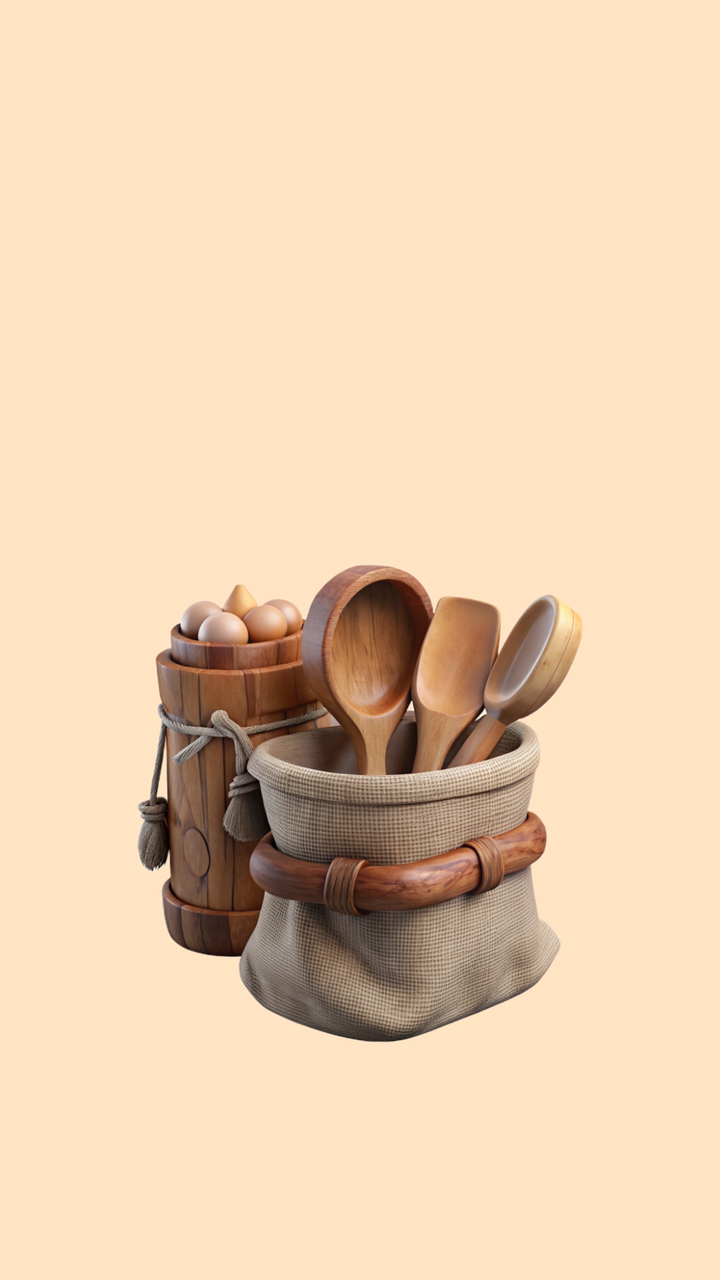
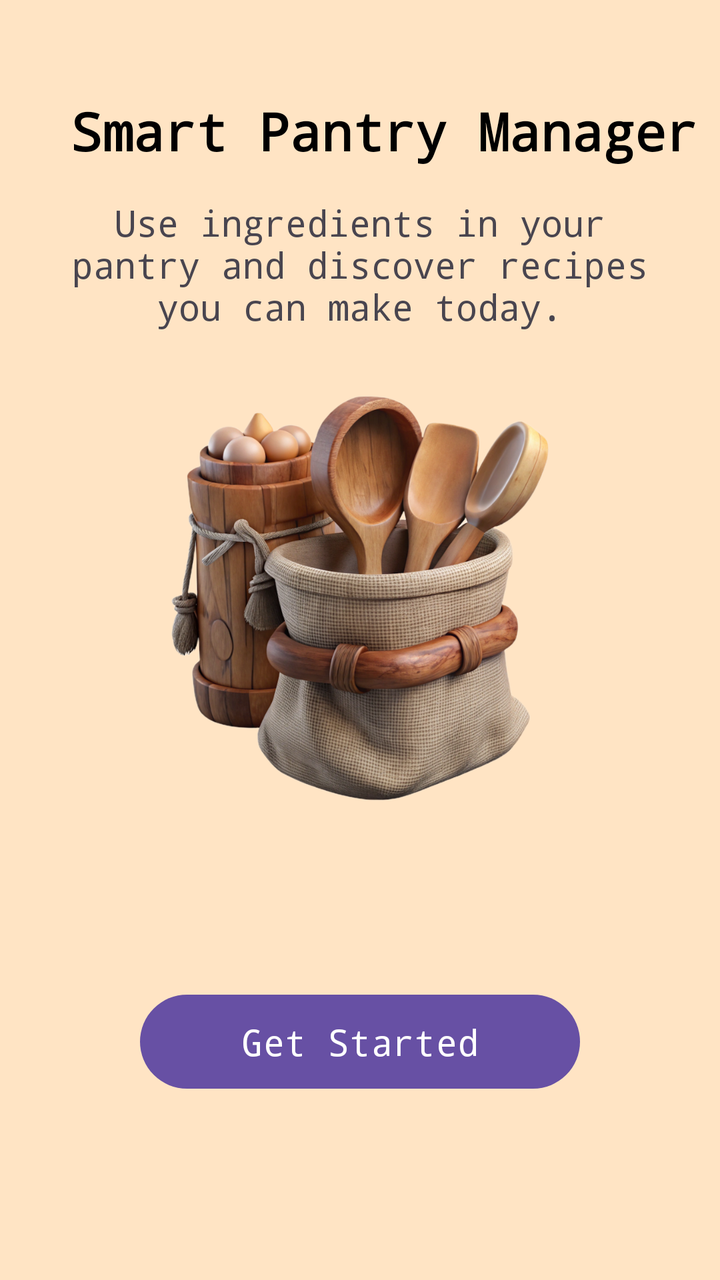

The first picture is an Android layout as it rendered before a commit; the second is the same layout after the commit. The layout source and the unified diff follow.
<!-- AndroidManifest.xml: application theme Theme.SmartPantryManager -->
<!-- res/layout/activity_main.xml -->
<?xml version="1.0" encoding="utf-8"?>
<androidx.constraintlayout.widget.ConstraintLayout xmlns:android="http://schemas.android.com/apk/res/android"
    xmlns:app="http://schemas.android.com/apk/res-auto"
    xmlns:tools="http://schemas.android.com/tools"
    android:id="@+id/main"
    android:layout_width="match_parent"
    android:layout_height="match_parent"
    android:background="@color/Bisque"
    tools:context=".MainActivity">

    <TextView
        android:id="@+id/smart_pantry_manager"
        android:layout_width="wrap_content"
        android:layout_height="wrap_content"
        android:layout_marginStart="100dp"
        android:layout_marginTop="74dp"
        android:layout_marginEnd="99dp"
        android:layout_marginBottom="762dp"
        android:fontFamily="monospace"
        android:text="Smart Pantry Manager"
        android:textAlignment="center"
        android:textColor="@color/Black"
        android:textSize="28sp"
        android:textStyle="bold"
        app:layout_constraintBottom_toBottomOf="parent"
        app:layout_constraintEnd_toEndOf="parent"
        app:layout_constraintStart_toStartOf="parent"
        app:layout_constraintTop_toTopOf="parent" />

    <Button
        android:id="@+id/get_started"
        android:layout_width="200dp"
        android:layout_height="55dp"
        android:layout_marginStart="175dp"
        android:layout_marginTop="694dp"
        android:layout_marginEnd="159dp"
        android:layout_marginBottom="125dp"
        android:fontFamily="monospace"
        android:text="Get Started"
        android:textAlignment="center"
        android:textSize="20sp"
        app:layout_constraintBottom_toBottomOf="parent"
        app:layout_constraintEnd_toEndOf="parent"
        app:layout_constraintStart_toStartOf="parent"
        app:layout_constraintTop_toTopOf="parent" />

    <ImageView
        android:id="@+id/pantryImage"
        android:layout_width="260dp"
        android:layout_height="350dp"
        android:layout_marginStart="137dp"
        android:layout_marginTop="344dp"
        android:layout_marginEnd="137dp"
        android:layout_marginBottom="180dp"
        android:scaleType="fitCenter"
        android:src="@drawable/woodenutensils_resized"
        app:layout_constraintBottom_toBottomOf="parent"
        app:layout_constraintEnd_toEndOf="parent"
        app:layout_constraintStart_toStartOf="parent"
        app:layout_constraintTop_toTopOf="parent" />

    <EditText
        android:id="@+id/editTextTextMultiLine"
        android:layout_width="350dp"
        android:layout_height="150dp"
        android:layout_marginStart="92dp"
        android:layout_marginTop="144dp"
        android:layout_marginEnd="92dp"
        android:layout_marginBottom="580dp"
        android:ems="10"
        android:fontFamily="monospace"
        android:gravity="start|top"
        android:inputType="textMultiLine"
        android:text="Use ingredients in your pantry and discover recipes you can make today."
        android:textSize="24sp"
        app:layout_constraintBottom_toBottomOf="parent"
        app:layout_constraintEnd_toEndOf="parent"
        app:layout_constraintStart_toStartOf="parent"
        app:layout_constraintTop_toTopOf="parent" />


</androidx.constraintlayout.widget.ConstraintLayout>
<!-- resources referenced by this layout -->
<resources>
  <color name="Bisque">#FFE4C4</color>
  <color name="Black">#000000</color>
  <!-- drawable woodenutensils_resized: png bitmap (drawable, 871823 bytes) -->
  <style name="Theme.SmartPantryManager" parent="Base.Theme.SmartPantryManager" />
  <style name="Base.Theme.SmartPantryManager" parent="Theme.Material3.DayNight.NoActionBar">
          
          
      </style>
</resources>

<!-- the commit's change to res/layout/activity_main.xml (unified diff, before → after) -->
@@ -9,74 +9,61 @@
     tools:context=".MainActivity">
 
     <TextView
-        android:id="@+id/smart_pantry_manager"
+        android:id="@+id/appTitle"
         android:layout_width="wrap_content"
         android:layout_height="wrap_content"
-        android:layout_marginStart="100dp"
-        android:layout_marginTop="74dp"
-        android:layout_marginEnd="99dp"
-        android:layout_marginBottom="762dp"
+        android:layout_marginStart="24dp"
+        android:layout_marginTop="48dp"
         android:fontFamily="monospace"
         android:text="Smart Pantry Manager"
-        android:textAlignment="center"
         android:textColor="@color/Black"
-        android:textSize="28sp"
+        android:textSize="26sp"
         android:textStyle="bold"
-        app:layout_constraintBottom_toBottomOf="parent"
         app:layout_constraintEnd_toEndOf="parent"
         app:layout_constraintStart_toStartOf="parent"
         app:layout_constraintTop_toTopOf="parent" />
 
     <Button
         android:id="@+id/get_started"
-        android:layout_width="200dp"
+        android:layout_width="220dp"
         android:layout_height="55dp"
-        android:layout_marginStart="175dp"
-        android:layout_marginTop="694dp"
-        android:layout_marginEnd="159dp"
-        android:layout_marginBottom="125dp"
+        android:layout_marginBottom="32dp"
+        android:layout_marginTop="24dp"
         android:fontFamily="monospace"
         android:text="Get Started"
         android:textAlignment="center"
-        android:textSize="20sp"
-        app:layout_constraintBottom_toBottomOf="parent"
+        android:textSize="18sp"
+        app:layout_constraintTop_toBottomOf="@id/pantryImage"
+        app:layout_constraintStart_toStartOf="parent"
         app:layout_constraintEnd_toEndOf="parent"
-        app:layout_constraintStart_toStartOf="parent"
-        app:layout_constraintTop_toTopOf="parent" />
+        app:layout_constraintBottom_toBottomOf="parent"/>
 
     <ImageView
         android:id="@+id/pantryImage"
-        android:layout_width="260dp"
-        android:layout_height="350dp"
-        android:layout_marginStart="137dp"
-        android:layout_marginTop="344dp"
-        android:layout_marginEnd="137dp"
-        android:layout_marginBottom="180dp"
+        android:layout_width="220dp"
+        android:layout_height="220dp"
+        android:layout_marginTop="24dp"
         android:scaleType="fitCenter"
         android:src="@drawable/woodenutensils_resized"
-        app:layout_constraintBottom_toBottomOf="parent"
+
         app:layout_constraintEnd_toEndOf="parent"
         app:layout_constraintStart_toStartOf="parent"
-        app:layout_constraintTop_toTopOf="parent" />
+        app:layout_constraintTop_toBottomOf="@id/description"/>
 
-    <EditText
-        android:id="@+id/editTextTextMultiLine"
-        android:layout_width="350dp"
-        android:layout_height="150dp"
-        android:layout_marginStart="92dp"
-        android:layout_marginTop="144dp"
-        android:layout_marginEnd="92dp"
-        android:layout_marginBottom="580dp"
-        android:ems="10"
+    <TextView
+        android:id="@+id/description"
+        android:layout_width="0dp"
+        android:layout_height="wrap_content"
+        android:layout_marginStart="24dp"
+        android:layout_marginTop="16dp"
+        android:layout_marginEnd="24dp"
         android:fontFamily="monospace"
-        android:gravity="start|top"
-        android:inputType="textMultiLine"
+        android:gravity="center"
         android:text="Use ingredients in your pantry and discover recipes you can make today."
-        android:textSize="24sp"
-        app:layout_constraintBottom_toBottomOf="parent"
+        android:textSize="18sp"
+        app:layout_constraintTop_toBottomOf="@id/appTitle"
         app:layout_constraintEnd_toEndOf="parent"
-        app:layout_constraintStart_toStartOf="parent"
-        app:layout_constraintTop_toTopOf="parent" />
+        app:layout_constraintStart_toStartOf="parent" />
 
 
 </androidx.constraintlayout.widget.ConstraintLayout>
